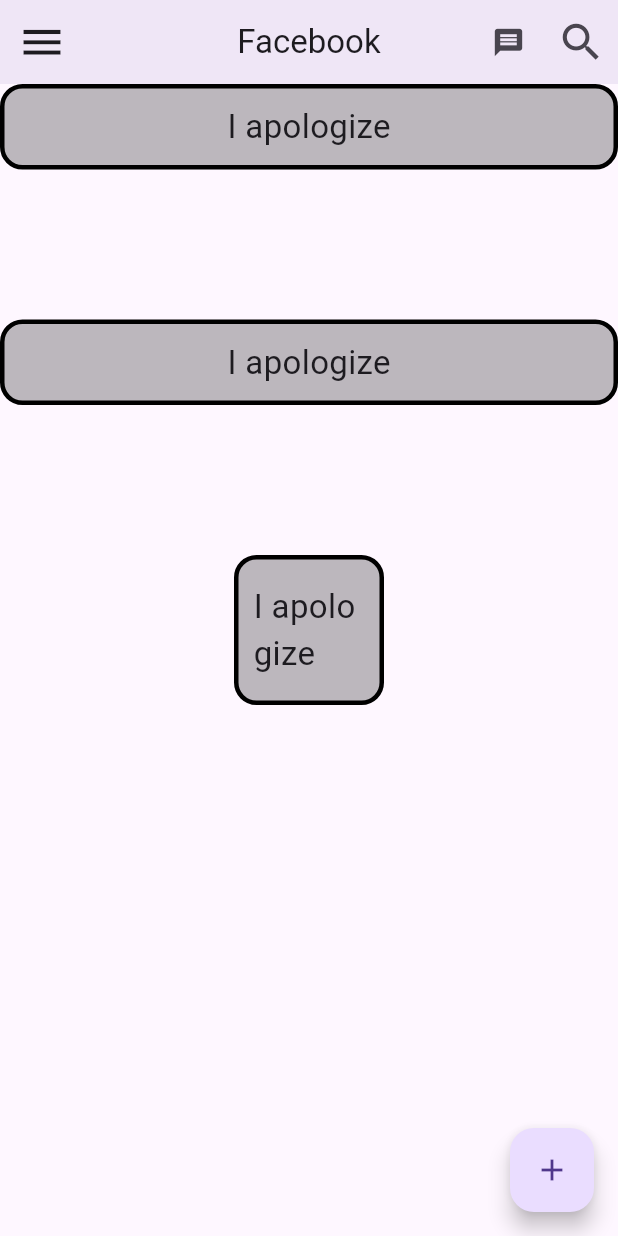
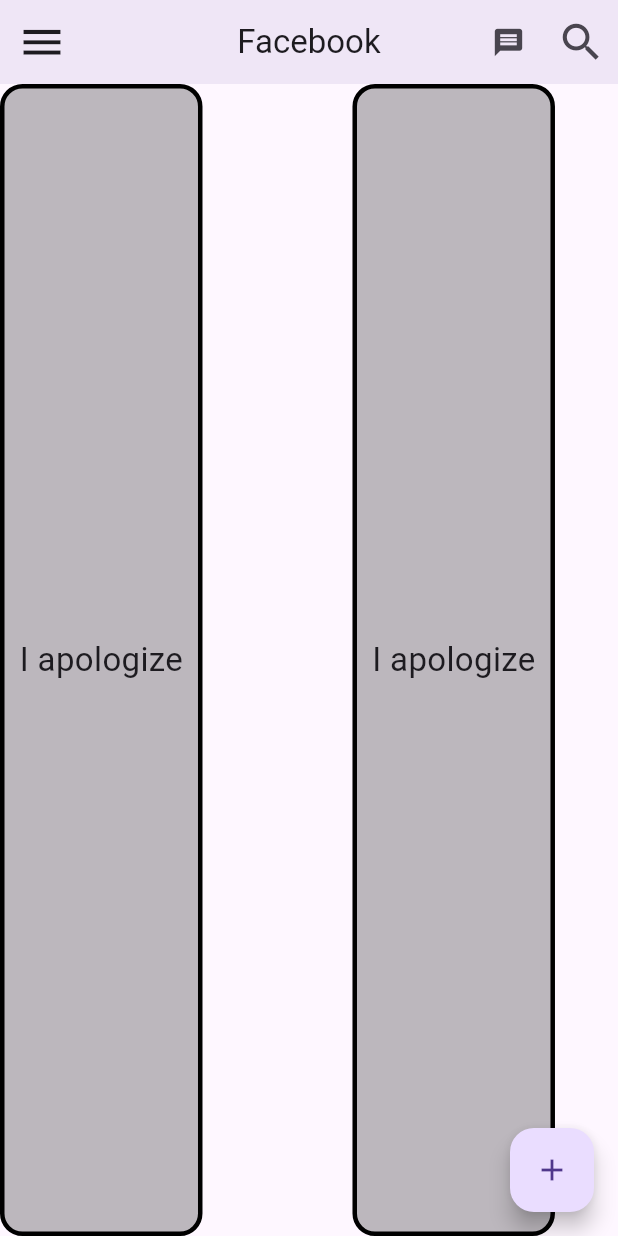
Before and after one commit to Diaf-Abderrahmane/first_flutter_project_vsc, a Flutter app: the screen it shows after launch, on a phone screen of 412 x 824 dp. Run offline on Flutter 3.47's test engine with Material 3 defaults, Android fonts, the light colour scheme and no system bars.

Commit message:
Row & SizedBox & SingleChildScrollView

```diff
--- a/lib/main.dart
+++ b/lib/main.dart
@@ -51,7 +51,8 @@ class SimpleProject extends StatelessWidget {
         ],
       ),
       body: SingleChildScrollView(
-        child: Column(
+        scrollDirection: Axis.horizontal,
+        child: Row(
           // mainAxisAlignment: MainAxisAlignment.spaceBetween,
           // crossAxisAlignment: CrossAxisAlignment.center,
           children: [
@@ -94,7 +95,7 @@ class SimpleProject extends StatelessWidget {
               ),
             ),
             SizedBox(
-              height: 100,
+              width: 100,
             ),
             Container(
               // color: Colors.lightBlue, CANT USE COLOR AND DECORATIONS PROPERTIES AT THE SAME TIME
@@ -135,7 +136,7 @@ class SimpleProject extends StatelessWidget {
               ),
             ),
             SizedBox(
-              height: 100,
+              width: 100,
             ),
             Container(
               // color: Colors.lightBlue, CANT USE COLOR AND DECORATIONS PROPERTIES AT THE SAME TIME
@@ -176,7 +177,7 @@ class SimpleProject extends StatelessWidget {
               ),
             ),
             SizedBox(
-              height: 200,
+              width: 100,
             ),
             Container(
               // color: Colors.lightBlue, CANT USE COLOR AND DECORATIONS PROPERTIES AT THE SAME TIME
```
